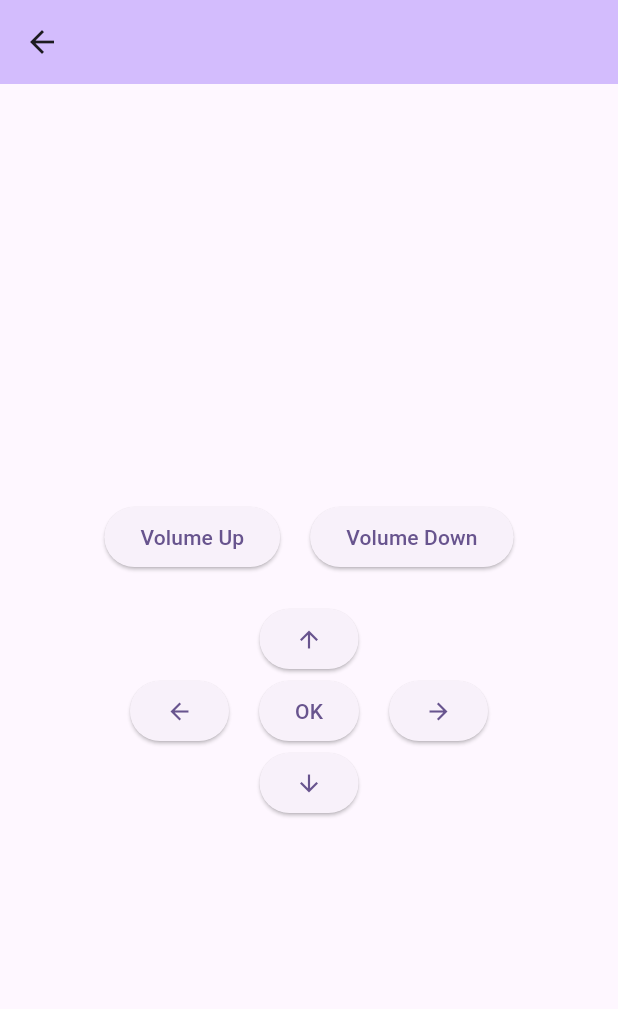
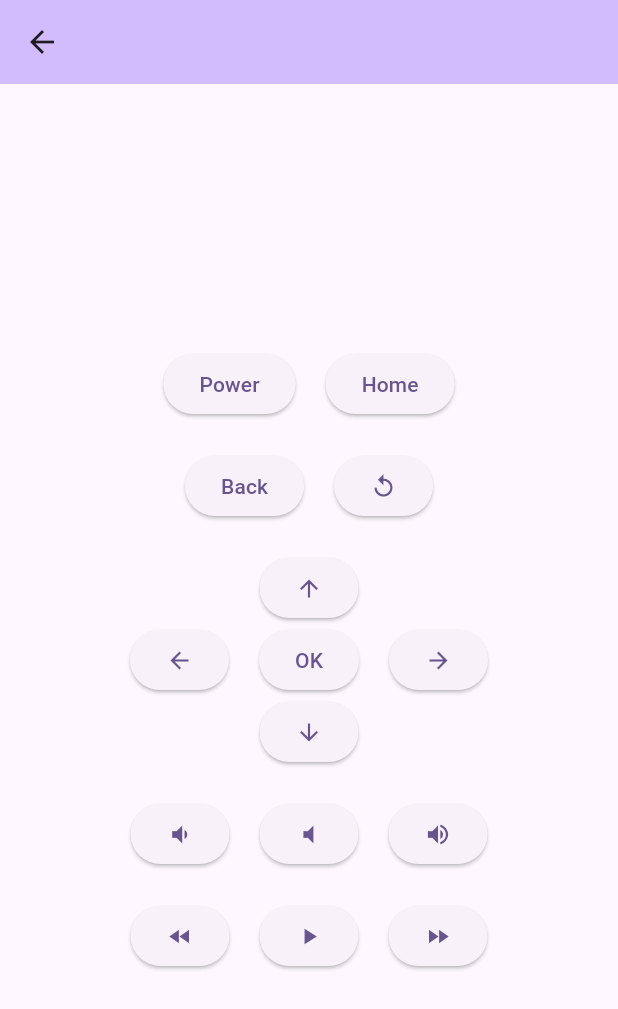
Before and after one commit to alexdredmon/remotely, a Flutter app: the RemoteControlScreen screen opened directly with empty values, on a phone screen of 412 x 824 dp. Shown: the top 1009 px of the screen. Run offline on Flutter 3.47's test engine with Material 3 defaults, Android fonts, the light colour scheme and no system bars.

Commit message:
Buttons, keyboard shortcuts

```diff
--- a/flutter/lib/main.dart
+++ b/flutter/lib/main.dart
@@ -1,4 +1,5 @@
 import 'package:flutter/material.dart';
+import 'package:flutter/services.dart';
 import 'roku_service.dart';
 
 void main() {
@@ -117,7 +118,34 @@ class RemoteControlScreen extends StatelessWidget {
         backgroundColor: Theme.of(context).colorScheme.inversePrimary,
         title: Text(device.name),
       ),
-      body: Center(
+      body: Focus(
+        autofocus: true,
+        onKey: (node, event) {
+          if (event is RawKeyDownEvent) {
+            switch (event.logicalKey) {
+              case LogicalKeyboardKey.arrowUp:
+                _sendCommand('Up');
+                return KeyEventResult.handled;
+              case LogicalKeyboardKey.arrowDown:
+                _sendCommand('Down');
+                return KeyEventResult.handled;
+              case LogicalKeyboardKey.arrowLeft:
+                _sendCommand('Left');
+                return KeyEventResult.handled;
+              case LogicalKeyboardKey.arrowRight:
+                _sendCommand('Right');
+                return KeyEventResult.handled;
+              case LogicalKeyboardKey.enter:
+                _sendCommand('Select');
+                return KeyEventResult.handled;
+              case LogicalKeyboardKey.backspace:
+                _sendCommand('Back');
+                return KeyEventResult.handled;
+            }
+          }
+          return KeyEventResult.ignored;
+        },
+        child: Center(
           child: Column(
             mainAxisAlignment: MainAxisAlignment.center,
             children: [
@@ -125,13 +153,28 @@ class RemoteControlScreen extends StatelessWidget {
                 mainAxisAlignment: MainAxisAlignment.center,
                 children: [
                   ElevatedButton(
-                  onPressed: () => _sendCommand('VolumeUp'),
-                  child: const Text('Volume Up'),
+                    onPressed: () => _sendCommand('Power'),
+                    child: const Text('Power'),
                   ),
                   const SizedBox(width: 20),
                   ElevatedButton(
-                  onPressed: () => _sendCommand('VolumeDown'),
-                  child: const Text('Volume Down'),
+                    onPressed: () => _sendCommand('Home'),
+                    child: const Text('Home'),
+                  ),
+                ],
+              ),
+              const SizedBox(height: 20),
+              Row(
+                mainAxisAlignment: MainAxisAlignment.center,
+                children: [
+                  ElevatedButton(
+                    onPressed: () => _sendCommand('Back'),
+                    child: const Text('Back'),
+                  ),
+                  const SizedBox(width: 20),
+                  ElevatedButton(
+                    onPressed: () => _sendCommand('InstantReplay'),
+                    child: const Icon(Icons.replay),
                   ),
                 ],
               ),
@@ -163,7 +206,48 @@ class RemoteControlScreen extends StatelessWidget {
                 onPressed: () => _sendCommand('Down'),
                 child: const Icon(Icons.arrow_downward),
               ),
+              const SizedBox(height: 20),
+              Row(
+                mainAxisAlignment: MainAxisAlignment.center,
+                children: [
+                  ElevatedButton(
+                    onPressed: () => _sendCommand('VolumeDown'),
+                    child: const Icon(Icons.volume_down),
+                  ),
+                  const SizedBox(width: 20),
+                  ElevatedButton(
+                    onPressed: () => _sendCommand('VolumeMute'),
+                    child: const Icon(Icons.volume_mute),
+                  ),
+                  const SizedBox(width: 20),
+                  ElevatedButton(
+                    onPressed: () => _sendCommand('VolumeUp'),
+                    child: const Icon(Icons.volume_up),
+                  ),
                 ],
+              ),
+              const SizedBox(height: 20),
+              Row(
+                mainAxisAlignment: MainAxisAlignment.center,
+                children: [
+                  ElevatedButton(
+                    onPressed: () => _sendCommand('Rev'),
+                    child: const Icon(Icons.fast_rewind),
+                  ),
+                  const SizedBox(width: 20),
+                  ElevatedButton(
+                    onPressed: () => _sendCommand('Play'),
+                    child: const Icon(Icons.play_arrow),
+                  ),
+                  const SizedBox(width: 20),
+                  ElevatedButton(
+                    onPressed: () => _sendCommand('Fwd'),
+                    child: const Icon(Icons.fast_forward),
+                  ),
+                ],
+              ),
+            ],
+          ),
         ),
       ),
     );
```
Lines whose indentation alone changed are shown as unchanged.
